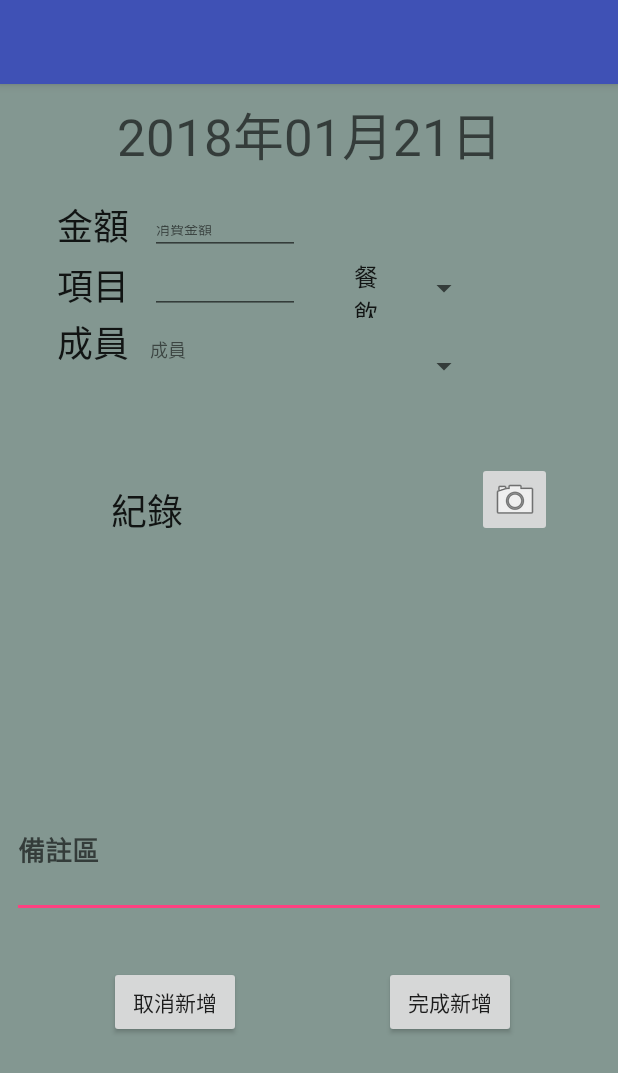
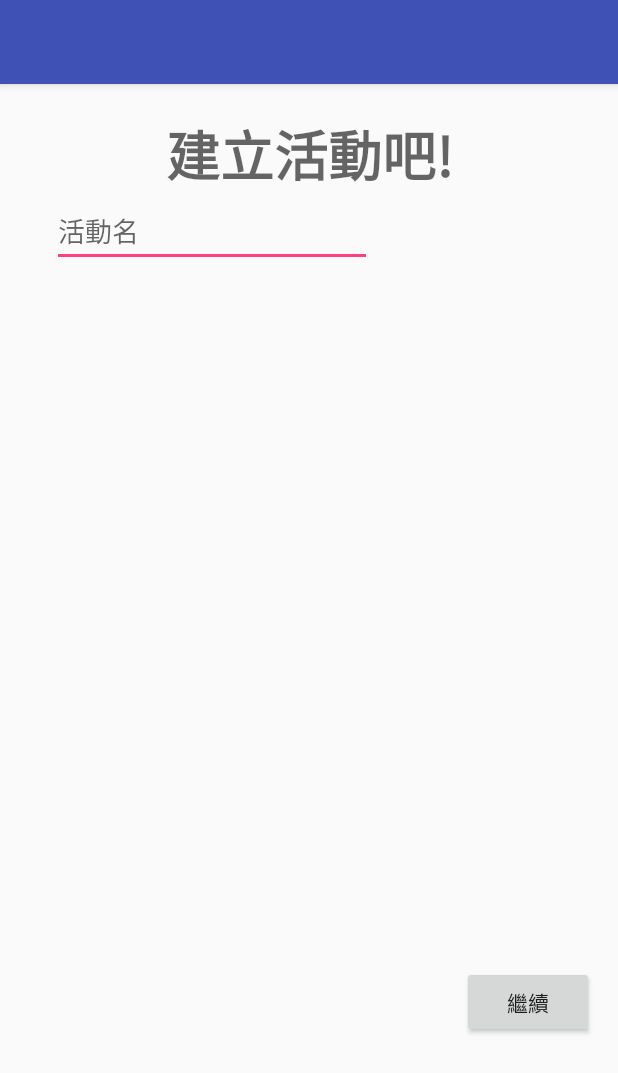
Before and after one commit to kavoDQ/Mydesign, an Android app: the screen it shows after launch (MainActivity before the commit, StartactActivity after it), after a tap on "完成新增", on a phone screen of 412 x 824 dp. Shown: the top 1073 px of the screen. Run offline under Robolectric (Android 15) with nearby library versions, the phone set to English and light mode, and no system bars.

Commit message:
half add

```diff
--- a/app/build.gradle
+++ b/app/build.gradle
@@ -22,7 +22,10 @@ dependencies {
     implementation fileTree(dir: 'libs', include: ['*.jar'])
     implementation 'com.android.support:appcompat-v7:26.1.0'
     implementation 'com.android.support.constraint:constraint-layout:1.0.2'
+    implementation 'com.android.support:design:26.1.0'
     testImplementation 'junit:junit:4.12'
     androidTestImplementation 'com.android.support.test:runner:1.0.1'
     androidTestImplementation 'com.android.support.test.espresso:espresso-core:3.0.1'
+    // https://mvnrepository.com/artifact/com.google.code.gson/gson
+    compile group: 'com.google.code.gson', name: 'gson', version: '2.8.2'
 }
--- a/app/src/main/AndroidManifest.xml
+++ b/app/src/main/AndroidManifest.xml
@@ -9,13 +9,15 @@
         android:roundIcon="@mipmap/ic_launcher_round"
         android:supportsRtl="true"
         android:theme="@style/AppTheme">
-        <activity android:name=".MainActivity">
+        <activity android:name="MainActivity">
             <intent-filter>
                 <action android:name="android.intent.action.MAIN" />
 
                 <category android:name="android.intent.category.LAUNCHER" />
             </intent-filter>
         </activity>
+        <activity android:name="StartactActivity"></activity>
+        <activity android:name=".start_act2"></activity>
     </application>
 
 </manifest>
--- a/app/src/main/java/com/example/tacofighter/mydesign/MainActivity.java
+++ b/app/src/main/java/com/example/tacofighter/mydesign/MainActivity.java
@@ -1,7 +1,9 @@
 package com.example.tacofighter.mydesign;
 
+import android.content.Intent;
 import android.support.v7.app.AppCompatActivity;
 import android.os.Bundle;
+import android.view.View;
 import android.widget.ArrayAdapter;
 import android.widget.Spinner;
 import android.widget.TextView;
@@ -34,4 +36,11 @@ public class MainActivity extends AppCompatActivity {
     protected void onResume() {
         super.onResume();
     }
+
+    public void clickgo (View v)
+    {
+        Intent it = new Intent(MainActivity.this,StartactActivity.class);
+        startActivity(it);
+    }
+
 }
--- /dev/null
+++ b/app/src/main/java/com/example/tacofighter/mydesign/StartactActivity.java
@@ -0,0 +1,49 @@
+package com.example.tacofighter.mydesign;
+
+import android.content.Intent;
+import android.support.v7.app.AppCompatActivity;
+import android.os.Bundle;
+import android.view.View;
+import android.widget.EditText;
+
+import android.widget.Toast;
+
+
+public class StartactActivity extends AppCompatActivity {
+
+
+
+    @Override
+    protected void onCreate(Bundle savedInstanceState) {
+        super.onCreate(savedInstanceState);
+        setContentView(R.layout.activity_startact);
+
+    }
+
+
+
+    public void CL1 (View v)
+    {
+        Intent it = new Intent(StartactActivity.this,start_act2.class); //跳頁
+        startActivity(it);
+//        EditText ed2;
+//        ed2 = findViewById(R.id.editText2);
+//        String name = ed2.getText().toString();
+//
+//        if (name.matches(""))
+//        {
+//            Toast toast = Toast.makeText(this,"不能是空白!!",Toast.LENGTH_SHORT);
+//            toast.show();
+//        }
+//        else{
+//            Intent it = new Intent(StartactActivity.this,start_act2.class); //跳頁
+//
+//           // Bundle act = new Bundle();
+//            //act.putString("actname",ed.getText().toString() ); //儲存自訂的活動名
+//            //it.putExtras(act); //要用s...
+//            startActivity(it);
+//        }
+
+
+    }
+}
--- /dev/null
+++ b/app/src/main/res/layout/actadd.xml
@@ -0,0 +1,6 @@
+<?xml version="1.0" encoding="utf-8"?>
+<android.support.constraint.ConstraintLayout
+    xmlns:android="http://schemas.android.com/apk/res/android" android:layout_width="match_parent"
+    android:layout_height="match_parent">
+
+</android.support.constraint.ConstraintLayout>
--- a/app/src/main/res/layout/activity_main.xml
+++ b/app/src/main/res/layout/activity_main.xml
@@ -130,9 +130,10 @@
     <FrameLayout
         android:layout_width="336dp"
         android:layout_height="165dp"
+        android:layout_marginEnd="8dp"
         android:layout_marginTop="60dp"
-        app:layout_constraintTop_toTopOf="parent"
-        tools:layout_editor_absoluteX="12dp">
+        app:layout_constraintEnd_toEndOf="parent"
+        app:layout_constraintTop_toTopOf="parent">
 
         <android.support.constraint.ConstraintLayout
             android:layout_width="match_parent"
@@ -240,9 +241,9 @@
                 android:layout_width="100dp"
                 android:layout_height="30dp"
                 android:layout_marginStart="8dp"
+                android:singleLine="true"
                 android:text="成員"
                 android:textSize="12sp"
-                android:singleLine="true"
                 app:layout_constraintBaseline_toBaselineOf="@+id/textView15"
                 app:layout_constraintStart_toEndOf="@+id/textView15" />
 
--- /dev/null
+++ b/app/src/main/res/layout/activity_startact.xml
@@ -0,0 +1,52 @@
+<?xml version="1.0" encoding="utf-8"?>
+<android.support.constraint.ConstraintLayout xmlns:android="http://schemas.android.com/apk/res/android"
+    xmlns:app="http://schemas.android.com/apk/res-auto"
+    xmlns:tools="http://schemas.android.com/tools"
+    android:layout_width="match_parent"
+    android:layout_height="match_parent"
+    tools:context="com.example.tacofighter.mydesign.StartactActivity">
+
+    <TextView
+        android:id="@+id/textView3"
+        android:layout_width="wrap_content"
+        android:layout_height="wrap_content"
+        android:layout_marginBottom="8dp"
+        android:layout_marginEnd="8dp"
+        android:layout_marginStart="8dp"
+        android:layout_marginTop="8dp"
+        android:fontFamily="sans-serif-smallcaps"
+        android:text="建立活動吧!"
+        android:textAppearance="@style/TextAppearance.AppCompat.Display1"
+        android:textSize="36sp"
+        android:textStyle="bold"
+        android:typeface="normal"
+        app:layout_constraintBottom_toBottomOf="parent"
+        app:layout_constraintEnd_toEndOf="parent"
+        app:layout_constraintStart_toStartOf="parent"
+        app:layout_constraintTop_toTopOf="parent"
+        app:layout_constraintVertical_bias="0.017" />
+
+    <EditText
+        android:id="@+id/editText2"
+        android:layout_width="wrap_content"
+        android:layout_height="0dp"
+        android:ems="10"
+        android:hint="活動名"
+        android:inputType="text"
+        app:layout_constraintEnd_toEndOf="parent"
+        app:layout_constraintHorizontal_bias="0.174"
+        app:layout_constraintStart_toStartOf="parent"
+        app:layout_constraintTop_toBottomOf="@+id/textView3" />
+
+    <Button
+        android:id="@+id/button3"
+        android:layout_width="wrap_content"
+        android:layout_height="wrap_content"
+        android:layout_marginBottom="132dp"
+        android:layout_marginEnd="16dp"
+        android:onClick="CL1"
+        android:text="繼續"
+        app:layout_constraintBottom_toBottomOf="parent"
+        app:layout_constraintEnd_toEndOf="parent" />
+
+</android.support.constraint.ConstraintLayout>
--- /dev/null
+++ b/app/src/main/res/values-w820dp/dimens.xml
@@ -0,0 +1,6 @@
+<resources>
+    <!-- Example customization of dimensions originally defined in res/values/dimens.xml
+         (such as screen margins) for screens with more than 820dp of available width. This
+         would include 7" and 10" devices in landscape (~960dp and ~1280dp respectively). -->
+    <dimen name="activity_horizontal_margin">64dp</dimen>
+</resources>
--- a/app/src/main/res/values/strings.xml
+++ b/app/src/main/res/values/strings.xml
@@ -7,4 +7,7 @@
         <item>購物</item>
         <item>其他</item>
     </string-array>
+    <string name="title_activity_new_act_">newAct_Activity</string>
+    <string name="action_settings">Settings</string>
+    <string name="section_format">Hello World from section: %1$d</string>
 </resources>
```
Also changed, not shown: app/src/main/java/com/example/tacofighter/mydesign/data/account.java (added, +106 -0 lines), app/src/main/java/com/example/tacofighter/mydesign/data/pay.java (added, +23 -0 lines), app/src/main/java/com/example/tacofighter/mydesign/start_act2.java (added, +48 -0 lines), app/src/main/res/layout/act_main.xml (deleted, +0 -47 lines), app/src/main/res/layout/activity_start_act2.xml (added, +136 -0 lines), app/src/main/res/menu/menu_new_act_.xml (added, +10 -0 lines), app/src/main/res/menu/setback.xml (added, +10 -0 lines), app/src/main/res/values/dimens.xml (added, +7 -0 lines), app/src/main/res/values/styles.xml (+9 -0 lines), app/src/main/res/drawable/add.png (added), app/src/main/res/drawable/mines.jpg (added).
